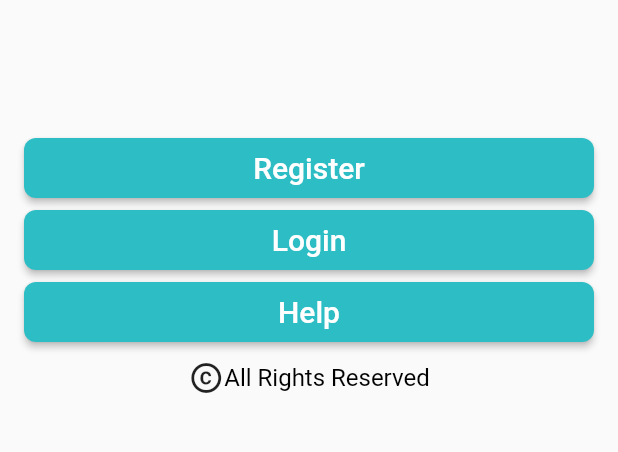
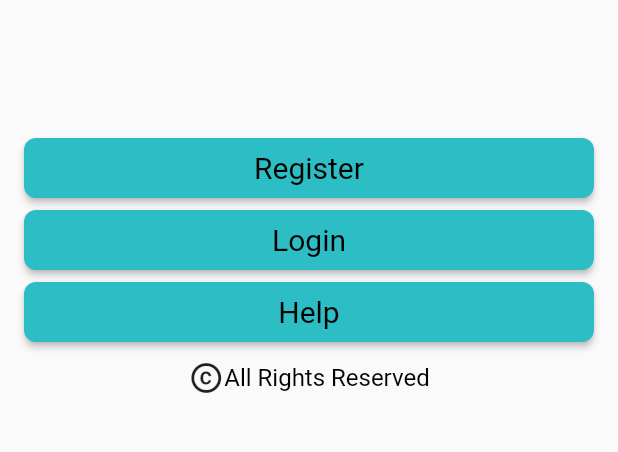
Before and after one commit to IonutIga/smsflutter, a Flutter app: the screen it shows after launch, on a phone screen of 412 x 824 dp, the part 486-938 px from its top. Run offline on Flutter 3.47's test engine with Material 2 defaults, Android fonts, the phone set to English and light mode, and no system bars; our stand-ins replace charts_flutter, cloud_firestore, email_validator, firebase_auth, flutter_spinkit, shared_preferences and 1 more; accounts and stored records are empty; generated files the repository leaves out were written again.

```diff
--- a/lib/components/userAuth/menu.dart
+++ b/lib/components/userAuth/menu.dart
@@ -38,8 +38,7 @@ class _MenuState extends State<Menu> {
                 padding: const EdgeInsets.only(bottom: 88.0),
                 child: Text(
                   'Stock Market Simulator',
-                  style: TextStyle(
-                      fontSize: 72, color: Color.fromARGB(255, 228, 68, 58)),
+                  style: TextStyle(fontSize: 72, color: Utils.primaryColor),
                   textAlign: TextAlign.center,
                 ),
               ),
@@ -51,7 +50,7 @@ class _MenuState extends State<Menu> {
                     },
                     child: Text(
                       AppLocalizations.of(context).register,
-                      style: TextStyle(fontSize: 20),
+                      style: Theme.of(context).textTheme.headline4,
                     ),
                   ),
                   RaisedButton(
@@ -59,29 +58,20 @@ class _MenuState extends State<Menu> {
                       Utils.navigator(context, Login());
                     },
                     child: Text(AppLocalizations.of(context).login,
-                        style: TextStyle(fontSize: 20)),
+                        style: Theme.of(context).textTheme.headline4),
                   ),
                   RaisedButton(
                     onPressed: () {
                       Utils.navigator(context, Help());
                     },
                     child: Text(AppLocalizations.of(context).help,
-                        style: TextStyle(fontSize: 20)),
+                        style: Theme.of(context).textTheme.headline4),
                   ),
                 ],
               ),
               Padding(
                 padding: const EdgeInsets.all(8.0),
-                child: Row(
-                  mainAxisAlignment: MainAxisAlignment.center,
-                  children: [
-                    Icon(Icons.copyright),
-                    Text(
-                      AppLocalizations.of(context).allRightsReserved,
-                      style: Theme.of(context).textTheme.headline6,
-                    ),
-                  ],
-                ),
+                child: Utils.getAllRightsReserved(context),
               )
             ],
           ),
--- a/lib/components/utils.dart
+++ b/lib/components/utils.dart
@@ -24,6 +24,19 @@ class Utils {
   static SliderThemeData sliderTheme = SliderThemeData(
     activeTrackColor: Utils.secondaryColor,
   );
+
+  static Row getAllRightsReserved(BuildContext context) {
+    return Row(
+      mainAxisAlignment: MainAxisAlignment.center,
+      children: [
+        Icon(Icons.copyright),
+        Text(
+          AppLocalizations.of(context).allRightsReserved,
+          style: Theme.of(context).textTheme.headline6,
+        ),
+      ],
+    );
+  }
 
 // color optional cu val default negru
   static Card getDetailsCard(BuildContext context, String label, num value,
```
Also changed, not shown: lib/components/sellaction.dart (+5 -3 lines), lib/components/userAuth/login.dart (+1 -10 lines), lib/components/userAuth/register.dart (+1 -10 lines).
